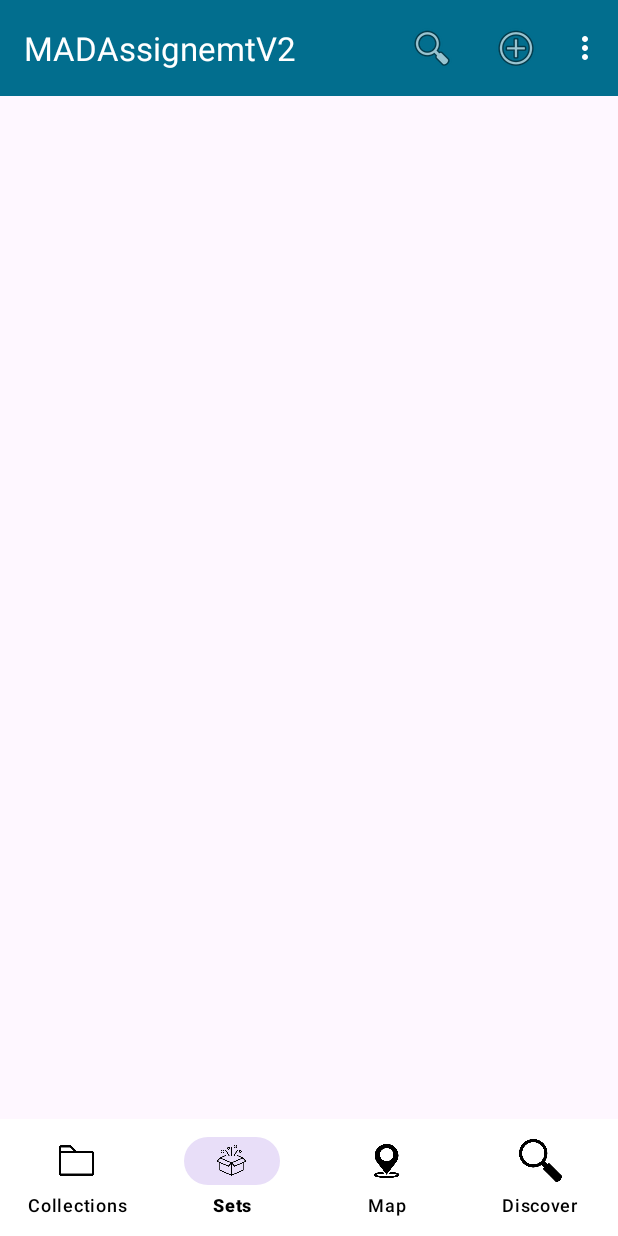
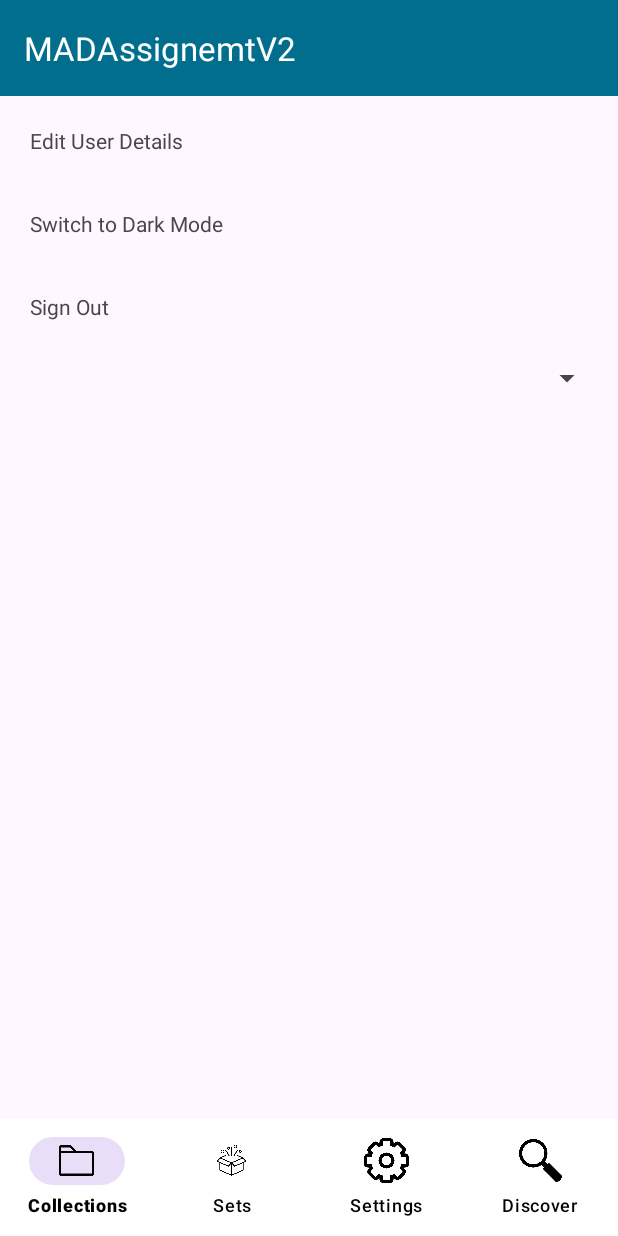
Before and after one commit to igorkapusniak0/Mobile-App-Dev-Assignment, an Android app: the screen it shows after launch (CollectionsListActivity before the commit, ProfileActivity after it), item 3 of the bottom bar chosen, on a phone screen of 412 x 824 dp. Run offline under Robolectric (Android 15) with nearby library versions, the phone set to English and light mode, and no system bars.

Commit message:
added log out method and settings

```diff
--- a/app/src/main/java/ie/setu/madassignemtv2/activities/CollectionsListActivity.kt
+++ b/app/src/main/java/ie/setu/madassignemtv2/activities/CollectionsListActivity.kt
@@ -47,6 +47,11 @@ class CollectionsListActivity: AppCompatActivity() {
                 }
                 R.id.nav_discover -> {
                     val launcherIntent = Intent(this, DiscoverActivity::class.java)
+                    startActivity(launcherIntent)
+                    true
+                }
+                R.id.nav_settings-> {
+                    val launcherIntent = Intent(this, ProfileActivity::class.java)
                     startActivity(launcherIntent)
                     true
                 }
--- a/app/src/main/java/ie/setu/madassignemtv2/activities/DiscoverActivity.kt
+++ b/app/src/main/java/ie/setu/madassignemtv2/activities/DiscoverActivity.kt
@@ -62,6 +62,11 @@ class DiscoverActivity: AppCompatActivity() {
                     getResultCollections.launch(launcherIntent)
                     true
                 }
+                R.id.nav_settings-> {
+                    val launcherIntent = Intent(this, ProfileActivity::class.java)
+                    startActivity(launcherIntent)
+                    true
+                }
                 else -> false
             }
         }
--- a/app/src/main/java/ie/setu/madassignemtv2/activities/LoginActivity.kt
+++ b/app/src/main/java/ie/setu/madassignemtv2/activities/LoginActivity.kt
@@ -33,6 +33,7 @@ class LoginActivity : AppCompatActivity(){
             when (loginResponse) {
                 1 -> {
                     val intent = Intent(this@LoginActivity, CollectionsListActivity::class.java)
+                    utils.setDarkMode()
                     startActivity(intent)
                 }
                 0 -> {
--- /dev/null
+++ b/app/src/main/java/ie/setu/madassignemtv2/activities/ProfileActivity.kt
@@ -0,0 +1,77 @@
+package ie.setu.madassignemtv2.activities
+
+import android.content.Intent
+import android.os.Bundle
+import androidx.activity.result.contract.ActivityResultContracts
+import androidx.appcompat.app.AppCompatActivity
+import androidx.appcompat.app.AppCompatDelegate
+import androidx.recyclerview.widget.LinearLayoutManager
+import ie.setu.madassignemtv2.R
+import ie.setu.madassignemtv2.adapters.CollectionsAdapter
+import ie.setu.madassignemtv2.controllers.CollectionsController
+import ie.setu.madassignemtv2.databinding.ActivityCollectionsListBinding
+import ie.setu.madassignemtv2.databinding.ActivityProfileBinding
+import ie.setu.madassignemtv2.main.MainApp
+import ie.setu.madassignemtv2.models.LegoCollection
+import ie.setu.madassignemtv2.utilities.GlobalData
+import ie.setu.madassignemtv2.utilities.Utils
+
+class ProfileActivity: AppCompatActivity() {
+    lateinit var app: MainApp
+    private val globalData = GlobalData
+    private lateinit var utils: Utils
+
+    private lateinit var binding: ActivityProfileBinding
+
+    override fun onCreate(savedInstanceState: Bundle?) {
+        super.onCreate(savedInstanceState)
+        binding = ActivityProfileBinding.inflate(layoutInflater)
+        setContentView(binding.root)
+        utils = Utils(this)
+        binding.toolbar.title = title
+        setSupportActionBar(binding.toolbar)
+        app = application as MainApp
+
+        binding.editUser.setOnClickListener {
+            val launcherIntent = Intent(this, EditUserActivity::class.java)
+            startActivity(launcherIntent)
+        }
+
+        binding.darkMode.setOnClickListener {
+            utils.toggleDarkMode()
+        }
+
+        binding.signoutText.setOnClickListener {
+            val launcherIntent = Intent(this, LoginActivity::class.java)
+            startActivity(launcherIntent)
+            true
+        }
+
+        binding.bottomNavigation.setOnItemSelectedListener { item ->
+            when (item.itemId) {
+                R.id.nav_Sets -> {
+                    val launcherIntent = Intent(this, SetsListActivity::class.java)
+                    startActivity(launcherIntent)
+                    true
+                }
+                R.id.nav_discover -> {
+                    val launcherIntent = Intent(this, DiscoverActivity::class.java)
+                    startActivity(launcherIntent)
+                    true
+                }
+                R.id.nav_collections -> {
+                    val launcherIntent = Intent(this, CollectionsListActivity::class.java)
+                    startActivity(launcherIntent)
+                    true
+                }
+                R.id.nav_settings-> {
+                    val launcherIntent = Intent(this, ProfileActivity::class.java)
+                    startActivity(launcherIntent)
+                    true
+                }
+                else -> false
+            }
+        }
+    }
+
+}
--- a/app/src/main/java/ie/setu/madassignemtv2/activities/SetsListActivity.kt
+++ b/app/src/main/java/ie/setu/madassignemtv2/activities/SetsListActivity.kt
@@ -47,6 +47,11 @@ class SetsListActivity: AppCompatActivity() {
                 R.id.nav_discover -> {
                     val launcherIntent = Intent(this, DiscoverActivity::class.java)
                     getResult.launch(launcherIntent)
+                    true
+                }
+                R.id.nav_settings-> {
+                    val launcherIntent = Intent(this, ProfileActivity::class.java)
+                    startActivity(launcherIntent)
                     true
                 }
                 else -> false
--- a/app/src/main/java/ie/setu/madassignemtv2/models/User.kt
+++ b/app/src/main/java/ie/setu/madassignemtv2/models/User.kt
@@ -6,6 +6,7 @@ import kotlinx.serialization.Serializable
 data class User(
     var name: String = "",
     var password: String = "",
+    var darkMode: Boolean = false,
     var collections: MutableList<LegoCollection> = mutableListOf(),
     var sets: MutableList<LegoSet> = mutableListOf()
 ) {
--- /dev/null
+++ b/app/src/main/res/layout/activity_profile.xml
@@ -0,0 +1,109 @@
+<?xml version="1.0" encoding="utf-8"?>
+<androidx.coordinatorlayout.widget.CoordinatorLayout xmlns:android="http://schemas.android.com/apk/res/android"
+    xmlns:app="http://schemas.android.com/apk/res-auto"
+    android:layout_width="match_parent"
+    android:layout_height="match_parent">
+
+    <LinearLayout
+        android:layout_width="match_parent"
+        android:layout_height="match_parent"
+        android:orientation="vertical">
+
+        <com.google.android.material.appbar.AppBarLayout
+            android:layout_width="match_parent"
+            android:layout_height="wrap_content"
+            android:background="@color/colorAccent"
+            android:fitsSystemWindows="true"
+            app:elevation="0dip"
+            app:theme="@style/ThemeOverlay.AppCompat.Dark.ActionBar">
+
+            <androidx.appcompat.widget.Toolbar
+                android:id="@+id/toolbar"
+                android:layout_width="match_parent"
+                android:layout_height="wrap_content"
+                app:titleTextColor="@color/colorPrimary" />
+        </com.google.android.material.appbar.AppBarLayout>
+
+
+        <LinearLayout
+            android:layout_width="match_parent"
+            android:layout_height="match_parent"
+            android:padding="10dp"
+
+            android:orientation="vertical">
+
+            <TextView
+                android:id="@+id/edit_user"
+                android:layout_width="match_parent"
+                android:layout_height="wrap_content"
+                android:padding="10dp"
+
+                android:text="@string/edit_user" />
+
+            <Space
+                android:layout_width="match_parent"
+                android:layout_height="16dp" />
+
+            <TextView
+                android:id="@+id/dark_mode"
+                android:layout_width="match_parent"
+                android:layout_height="wrap_content"
+                android:padding="10dp"
+
+                android:text="@string/dark_mode" />
+
+
+            <Space
+                android:layout_width="match_parent"
+                android:layout_height="16dp" />
+
+            <TextView
+                android:id="@+id/signout_text"
+                android:layout_width="match_parent"
+                android:layout_height="wrap_content"
+                android:padding="10dp"
+                android:text="@string/sign_out" />
+
+            <Space
+                android:layout_width="match_parent"
+                android:layout_height="16dp" />
+
+            <Spinner
+                android:id="@+id/languageSpinner"
+                android:layout_width="match_parent"
+                android:padding="10dp"
+                android:layout_height="wrap_content"
+                android:spinnerMode="dropdown"
+                app:layout_constraintBottom_toBottomOf="parent"
+                app:layout_constraintEnd_toEndOf="parent"
+                app:layout_constraintHorizontal_bias="0.495"
+                app:layout_constraintStart_toStartOf="parent"
+                app:layout_constraintTop_toTopOf="parent"
+                app:layout_constraintVertical_bias="0.7" />
+
+        </LinearLayout>
+
+
+    </LinearLayout>
+
+
+        <com.google.android.material.bottomnavigation.BottomNavigationView
+            android:id="@+id/bottom_navigation"
+            android:layout_width="match_parent"
+            android:layout_height="78dp"
+            android:layout_gravity="bottom"
+            android:background="?android:attr/windowBackground"
+            app:backgroundTint="@color/white"
+            app:itemIconSize="30dp"
+            app:itemIconTint="@color/nav_item_color"
+            app:itemTextColor="@color/nav_item_color"
+            app:labelVisibilityMode="labeled"
+            app:layout_constraintBottom_toBottomOf="parent"
+            app:layout_constraintEnd_toEndOf="parent"
+            app:layout_constraintStart_toStartOf="parent"
+            app:menu="@menu/menu_bottom_navigation" />
+
+
+
+
+</androidx.coordinatorlayout.widget.CoordinatorLayout>
--- a/app/src/main/res/menu/menu_bottom_navigation.xml
+++ b/app/src/main/res/menu/menu_bottom_navigation.xml
@@ -12,9 +12,9 @@
         android:title="@string/sets" />
 
     <item
-        android:id="@+id/nav_map"
-        android:icon="@drawable/map"
-        android:title="@string/map" />
+        android:id="@+id/nav_settings"
+        android:icon="@drawable/settings"
+        android:title="@string/settings" />
 
     <item
         android:id="@+id/nav_discover"
--- a/app/src/main/res/values/strings.xml
+++ b/app/src/main/res/values/strings.xml
@@ -1,3 +1,7 @@
 <resources>
     <string name="app_name">MADAssignemtV2</string>
+    <string name="sign_out">Sign Out</string>
+    <string name="dark_mode">Switch to Dark Mode</string>
+    <string name="light_mode">Switch to Light Mode</string>
+    <string name="edit_user">Edit User Details</string>
 </resources>
```
Also changed, not shown: app/src/main/AndroidManifest.xml (+8 -0 lines), app/src/main/java/ie/setu/madassignemtv2/activities/EditUserActivity.kt (added, +59 -0 lines), app/src/main/java/ie/setu/madassignemtv2/utilities/Utits.kt (+22 -0 lines), app/src/main/res/layout/activity_edit_user.xml (added, +92 -0 lines), app/src/main/res/menu/menu_edit_user.xml (added, +9 -0 lines).
